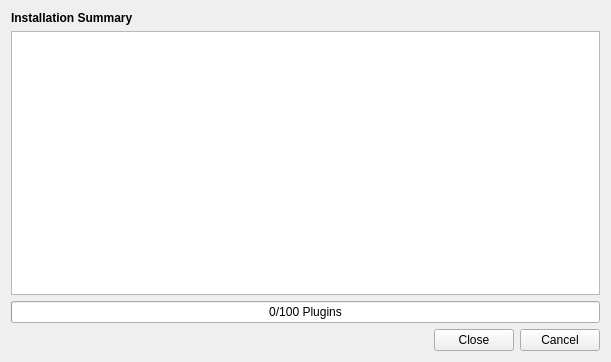
Old version of the form PluginManager/PluginInstallDialog.ui in the repository testmana2/test.
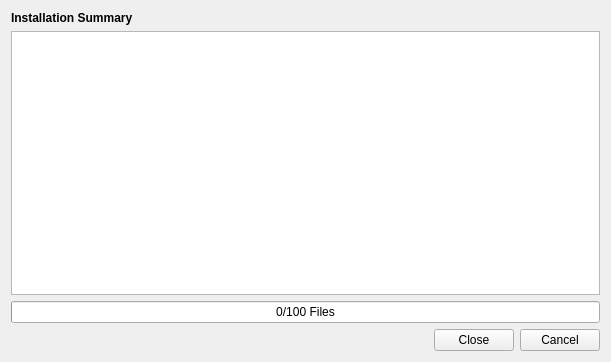
New version of the form. The open tabs and pages were chosen to show the change.

Patch:
```diff
--- a/PluginManager/PluginInstallDialog.ui
+++ b/PluginManager/PluginInstallDialog.ui
@@ -147,7 +147,7 @@
           <number>0</number>
          </property>
          <property name="format">
-          <string>%v/%m Plugins</string>
+          <string>%v/%m Files</string>
          </property>
         </widget>
        </item>
```
Left out of the diff: 2 changed lines with no effect on the pictures.
